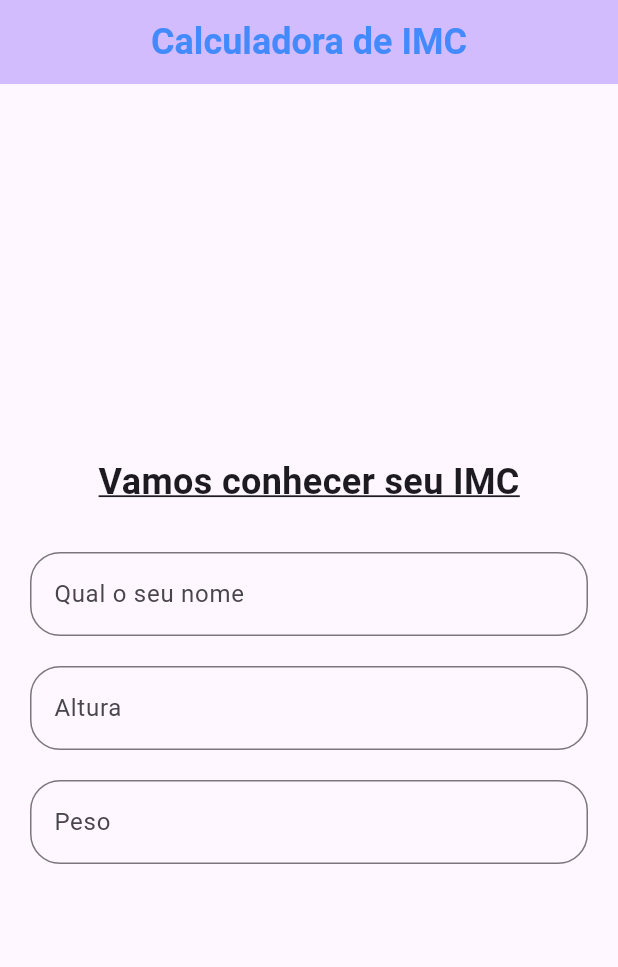
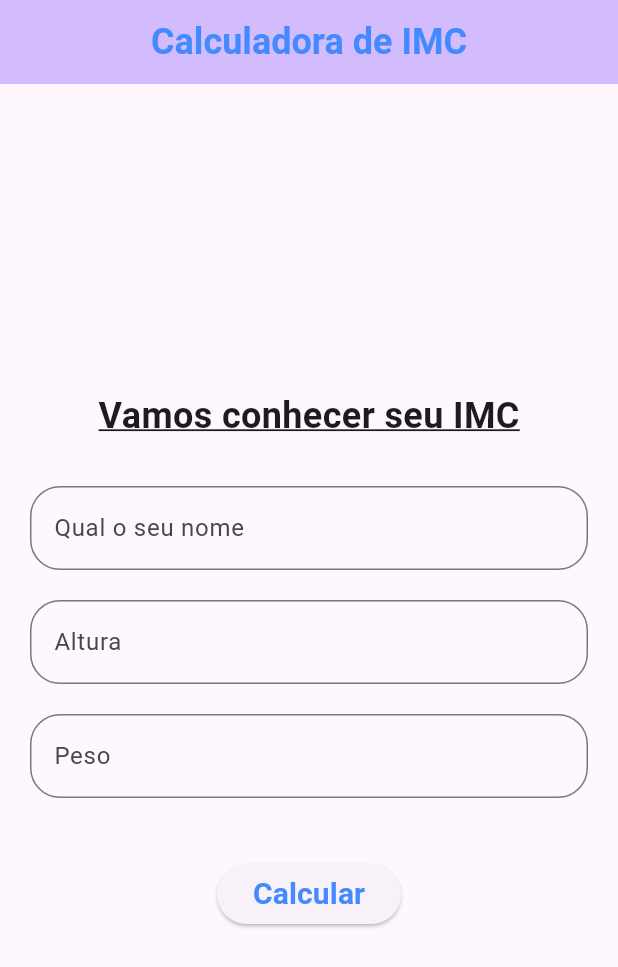
Before and after one commit to Gabicanela/ufba_project, a Flutter app: the screen it shows after launch, on a phone screen of 412 x 824 dp. Shown: the top 967 px of the screen. Run offline on Flutter 3.47's test engine with Material 3 defaults, Android fonts, the light colour scheme and no system bars.

Commit message:
insert button

```diff
--- a/lib/main.dart
+++ b/lib/main.dart
@@ -93,6 +93,16 @@ class _MyHomePageState extends State<MyHomePage> {
                         borderRadius: BorderRadius.circular(20))),
                 keyboardType: TextInputType.number,
               ),
+              const SizedBox(height: 40),
+              ElevatedButton(
+                  onPressed: () {
+                    print("Clicado");
+                  },
+                  child: const Text("Calcular",
+                      style: TextStyle(
+                          fontSize: 20,
+                          color: Colors.blueAccent,
+                          fontWeight: FontWeight.bold)))
             ],
           ),
         ),
```
